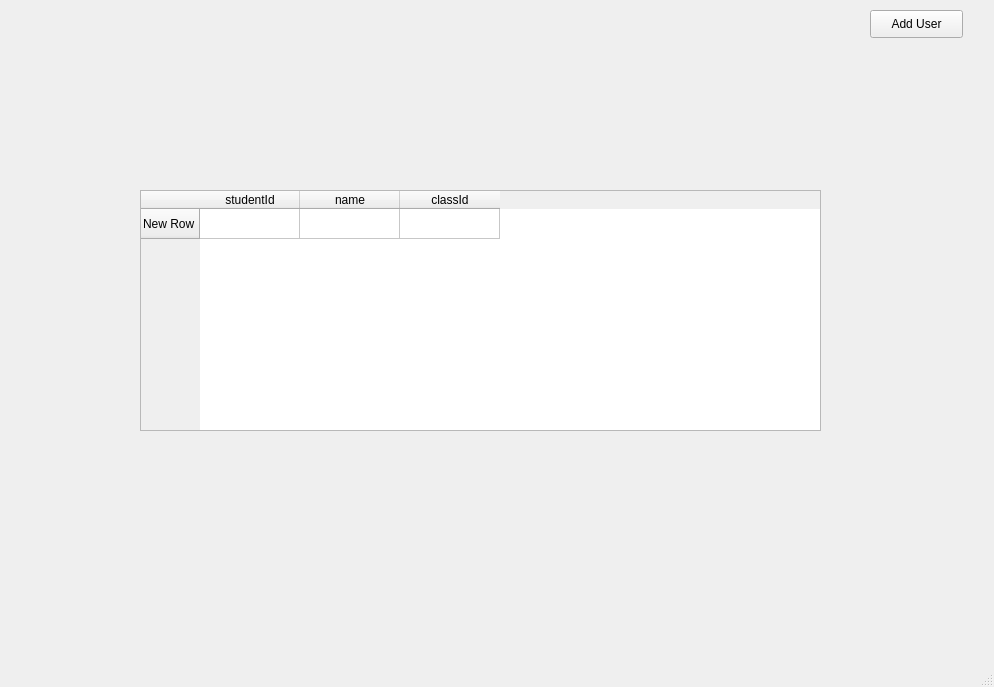
Old version of the form ui/mainWindow.ui in the repository dake0805/ExperimentFileNameGenerater.
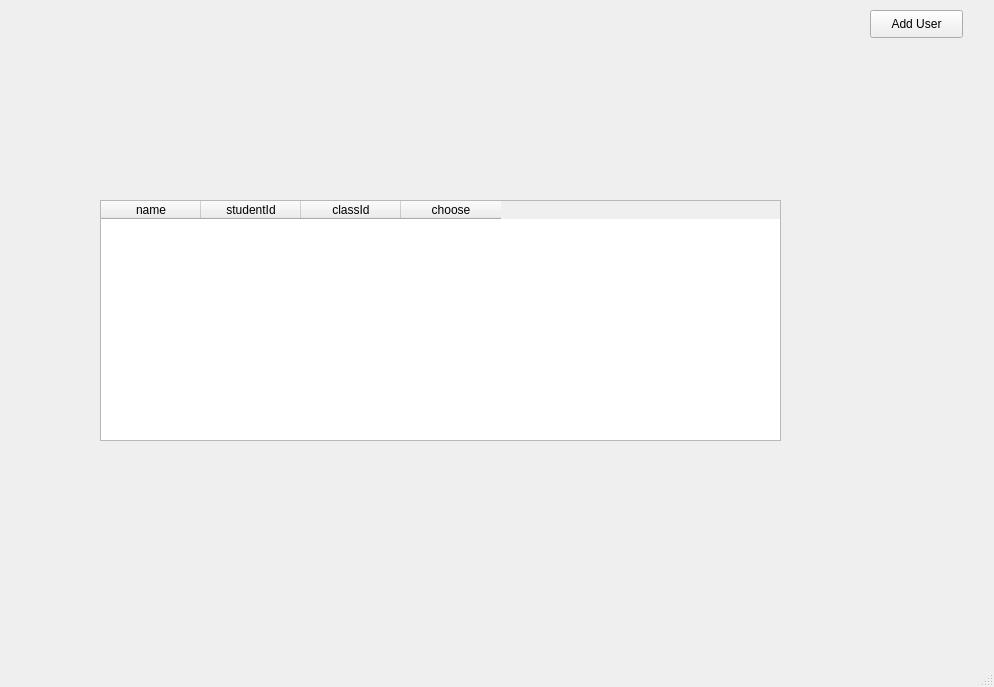
New version of the form.

What changed in the file:
```diff
--- a/ui/mainWindow.ui
+++ b/ui/mainWindow.ui
@@ -30,32 +30,32 @@
    <widget class="QTableWidget" name="tableWidget">
     <property name="geometry">
      <rect>
-      <x>140</x>
-      <y>190</y>
+      <x>100</x>
+      <y>200</y>
       <width>681</width>
       <height>241</height>
      </rect>
     </property>
-    <row>
-     <property name="text">
-      <string>New Row</string>
-     </property>
-    </row>
-    <column>
-     <property name="text">
-      <string>studentId</string>
-     </property>
-    </column>
     <column>
      <property name="text">
       <string>name</string>
      </property>
     </column>
+    <column>
+     <property name="text">
+      <string>studentId</string>
+     </property>
+    </column>
     <column>
      <property name="text">
       <string>classId</string>
      </property>
     </column>
+    <column>
+     <property name="text">
+      <string>choose</string>
+     </property>
+    </column>
    </widget>
   </widget>
   <widget class="QMenuBar" name="menubar">
```
